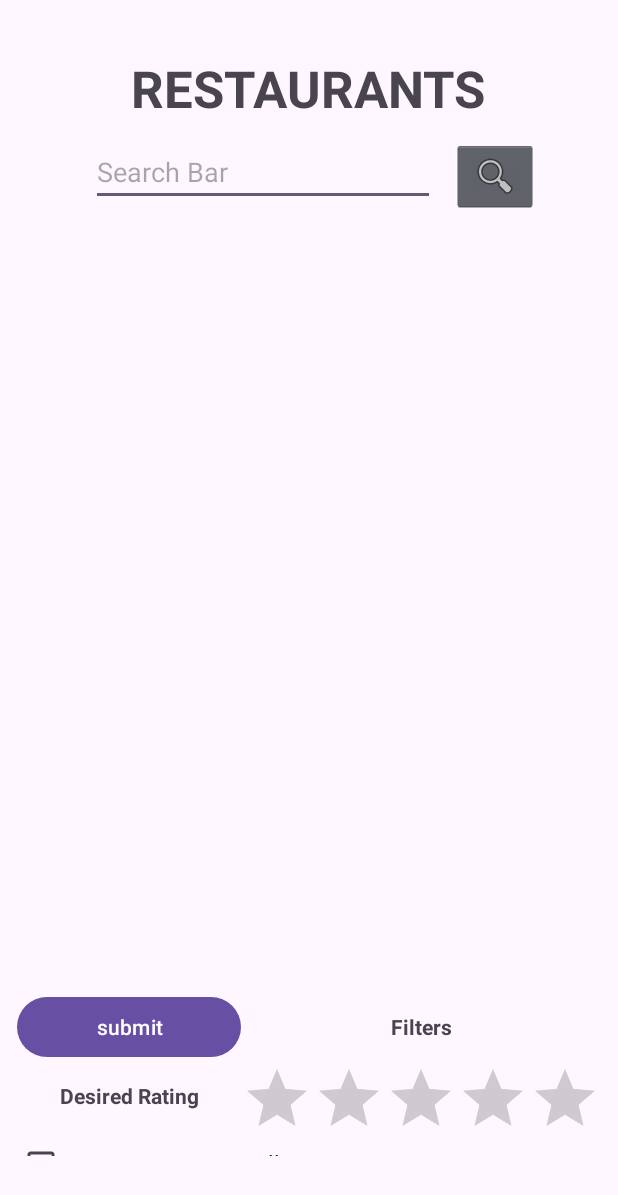
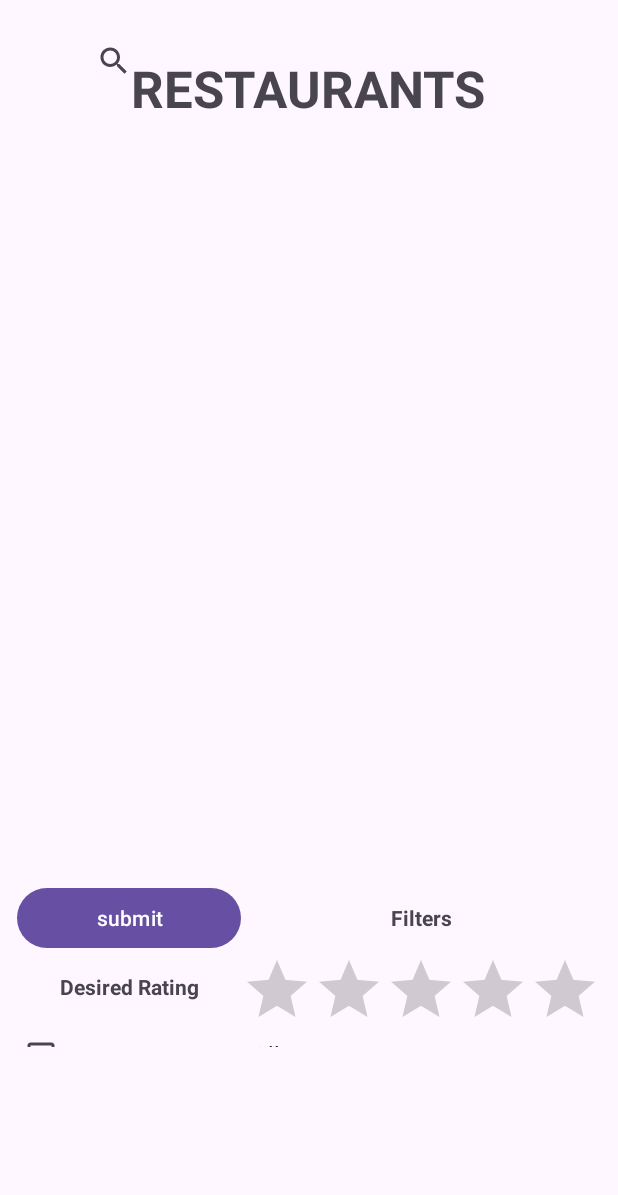
Before and after one commit to tinatams/KatEats, an Android app: the LikedRestaurants screen opened directly, with no data from a screen before it, on a phone screen of 412 x 824 dp. Shown: the top 1195 px of the screen. Run offline under Robolectric (Android 15) with nearby library versions, the phone set to English and light mode, and no system bars; 4 statements that could not run were skipped.

Commit message:
Updated search functionality for Liked Restaurant

```diff
--- a/app/src/main/java/kateats/app/AdminRestaurantAdapter.java
+++ b/app/src/main/java/kateats/app/AdminRestaurantAdapter.java
@@ -20,6 +20,7 @@ public class AdminRestaurantAdapter extends RealmRecyclerViewAdapter<Restaurant,
 
     private AdminActivity activity;
     private OnRestaurantActionListener listener;
+
 
     public interface OnRestaurantActionListener {
         void onDelete(Restaurant restaurant);
--- a/app/src/main/java/kateats/app/LikedRestaurants.java
+++ b/app/src/main/java/kateats/app/LikedRestaurants.java
@@ -8,6 +8,7 @@ import android.widget.Button;
 import android.widget.CheckBox;
 import android.widget.ImageButton;
 import android.widget.RatingBar;
+import android.widget.SearchView;
 import android.widget.Spinner;
 import android.widget.TextView;
 
@@ -18,19 +19,26 @@ import androidx.core.view.ViewCompat;
 import androidx.core.view.WindowInsetsCompat;
 import androidx.viewpager2.widget.ViewPager2;
 
+import io.realm.Case;
 import io.realm.Realm;
 import io.realm.RealmQuery;
 import io.realm.RealmResults;
 
 public class LikedRestaurants extends AppCompatActivity {
+    SearchView searchBar;
+    ViewPager2 restoViewer;
     Realm realm;
-    TextView searchBar;
-    ImageButton submitSearch;
+
+    RealmResults<Restaurant> restoSet;
+    RestaurantAdaptor adaptor;
+    RealmResults<Restaurant> filtered;
+
+
     Button submitFilters;
     RatingBar filterRating;
     Spinner filterCuisine;
     CheckBox filterAlphabetical;
-    ViewPager2 restoViewer;
+
 
     @Override
     protected void onCreate(Bundle savedInstanceState) {
@@ -47,39 +55,31 @@ public class LikedRestaurants extends AppCompatActivity {
 
     }
 
-    RealmResults<Restaurant> restoSet;
     private void init(){
-        searchBar = findViewById(R.id.searchLiked);
-        submitSearch = findViewById(R.id.submitSearchLike);
+        searchBar = findViewById(R.id.likedRestoSearch);
+        restoViewer = findViewById(R.id.likedRestoViewer);
+
         submitFilters = findViewById(R.id.submitLikeFilters);
         filterRating = findViewById(R.id.filterLikedRating);
         filterAlphabetical = findViewById(R.id.alphabeticalLiked);
-        restoViewer = findViewById(R.id.likedRestoViewer);
 
         filterCuisine = findViewById(R.id.filterLikedCuisine);
         String[] options = Restaurant.CUISINE_OPTIONS;
 
-        ArrayAdapter<String> adapter = new ArrayAdapter<>(
+        ArrayAdapter<String> cuisine_options = new ArrayAdapter<>(
                 this,
                 android.R.layout.simple_spinner_item,
                 options
         );
-        adapter.setDropDownViewResource(android.R.layout.simple_spinner_dropdown_item);
-        filterCuisine.setAdapter(adapter);
+        cuisine_options.setDropDownViewResource(android.R.layout.simple_spinner_dropdown_item);
+        filterCuisine.setAdapter(cuisine_options);
 
-        //picker can have onNothingSelected and onItemSelected Listeners
-
-        submitSearch.setOnClickListener(new View.OnClickListener() {
-            @Override
-            public void onClick(View v) {
-                searchResto();
-            }
-        });
 
         submitFilters.setOnClickListener(new View.OnClickListener() {
             @Override
             public void onClick(View v) {
-                filterResto();
+                refreshList();
+                //filterResto();
             }
         });
 
@@ -96,16 +96,28 @@ public class LikedRestaurants extends AppCompatActivity {
 
         //INSTANTIATE restoviewer
         restoSet = realm.where(Restaurant.class).equalTo("liked", true).findAll();
-        RestaurantAdaptor adaptor = new RestaurantAdaptor(this, restoSet);
+        adaptor = new RestaurantAdaptor(this, restoSet);
         restoViewer.setAdapter(adaptor);
 
+        searchBar.setOnQueryTextListener(new SearchView.OnQueryTextListener(){
+            @Override
+            public boolean onQueryTextChange(String newText) {
+                refreshList();
+                return true;
+            }
 
+            @Override
+            public boolean onQueryTextSubmit(String query) {
+                refreshList();
+                return true;
+            }
+        });
     }
 
     public void selectResto(){
         int position = restoViewer.getCurrentItem();
 
-        Intent i = new Intent(this, LikedRestaurants.class);
+        Intent i = new Intent(this, Restaurant.class);
         String restoUUID = restoSet.get(position).getUuid();
 
         i.putExtra("restoID", restoUUID);
@@ -113,37 +125,28 @@ public class LikedRestaurants extends AppCompatActivity {
         finish();
     }
 
-    public void searchResto(){
-        String searchThing = searchBar.getText().toString();
-        restoSet = realm.where(Restaurant.class).beginsWith("name",searchThing).findAll();
-        RestaurantAdaptor adaptor = new RestaurantAdaptor(this, restoSet);
-        restoViewer.setAdapter(adaptor);
-    }
-
-    public void filterResto(){
-        String searchThing = searchBar.getText().toString();
+    public void refreshList(){
         float rating = filterRating.getRating();
         String cuisine =  filterCuisine.getSelectedItem().toString();
         boolean alpha = filterAlphabetical.isChecked();
 
         RealmQuery<Restaurant> query = realm
                 .where(Restaurant.class)
-                .beginsWith("name", searchThing)
-                .greaterThanOrEqualTo("rating", rating);
+                .greaterThanOrEqualTo("rating", rating)
+                .equalTo("liked", true);
 
         if (!cuisine.equals("All")) {
             query = query.equalTo("cuisine", cuisine);
         }
 
-        if (alpha) {
-            restoSet = query.sort("name").findAll();
-        } else {
-            restoSet = query.findAll();
+        String search = searchBar.getQuery().toString();
+        if (search != null && !search.trim().isEmpty()) {
+            query = query.contains("name", search, Case.INSENSITIVE);
         }
 
+        filtered = filterAlphabetical.isChecked() ? query.sort("name").findAll() : query.findAll();
 
-        RestaurantAdaptor adaptor = new RestaurantAdaptor(this, restoSet);
-        restoViewer.setAdapter(adaptor);
+        adaptor.updateData(filtered);
     }
 
     public void onDestroy(){
--- a/app/src/main/java/kateats/app/Restaurant.java
+++ b/app/src/main/java/kateats/app/Restaurant.java
@@ -18,7 +18,7 @@ public class Restaurant extends RealmObject {
     private String gmaps;
     private String menu;
     private float rating;
-    public static String[] CUISINE_OPTIONS = {"All", "Italian", "Japanese", "Filipino", "Thai"};
+    public static String[] CUISINE_OPTIONS = {"All", "Italian", "Japanese", "Filipino", "Thai", "American"};
     private String cuisine;
     private boolean liked;
 
--- a/app/src/main/res/layout/activity_liked_restaurants.xml
+++ b/app/src/main/res/layout/activity_liked_restaurants.xml
@@ -21,39 +21,14 @@
         app:layout_constraintTop_toTopOf="parent"
         app:layout_constraintVertical_bias="0.046" />
 
-    <EditText
-        android:id="@+id/searchLiked"
-        android:layout_width="229dp"
-        android:layout_height="44dp"
-        android:layout_marginTop="12dp"
-        android:ems="10"
-        android:hint="Search Bar"
-        android:inputType="text"
-        app:layout_constraintEnd_toEndOf="@+id/textView5"
-        app:layout_constraintHorizontal_bias="0.195"
-        app:layout_constraintStart_toStartOf="@+id/likedRestoViewer"
-        app:layout_constraintTop_toBottomOf="@+id/textView5" />
-
     <androidx.viewpager2.widget.ViewPager2
         android:id="@+id/likedRestoViewer"
         android:layout_width="306dp"
         android:layout_height="451dp"
-        android:layout_marginTop="8dp"
         app:layout_constraintEnd_toEndOf="parent"
         app:layout_constraintHorizontal_bias="0.495"
         app:layout_constraintStart_toStartOf="parent"
-        app:layout_constraintTop_toBottomOf="@+id/searchLiked" />
-
-    <ImageButton
-        android:id="@+id/submitSearchLike"
-        style="@android:style/Widget.Holo.ImageButton"
-        android:layout_width="57dp"
-        android:layout_height="48dp"
-        app:layout_constraintEnd_toEndOf="@+id/likedRestoViewer"
-        app:layout_constraintHorizontal_bias="1.0"
-        app:layout_constraintStart_toEndOf="@+id/searchLiked"
-        app:layout_constraintTop_toTopOf="@+id/searchLiked"
-        app:srcCompat="@android:drawable/ic_menu_search" />
+        tools:layout_editor_absoluteY="141dp" />
 
     <androidx.core.widget.NestedScrollView
         android:layout_width="409dp"
@@ -145,4 +120,13 @@
         </LinearLayout>
     </androidx.core.widget.NestedScrollView>
 
+    <SearchView
+        android:id="@+id/likedRestoSearch"
+        android:layout_width="307dp"
+        android:layout_height="44dp"
+        app:layout_constraintBottom_toTopOf="@+id/likedRestoViewer"
+        app:layout_constraintEnd_toEndOf="@+id/textView5"
+        app:layout_constraintStart_toStartOf="@+id/textView5"
+        app:layout_constraintTop_toBottomOf="@+id/textView5" />
+
 </androidx.constraintlayout.widget.ConstraintLayout>
```
